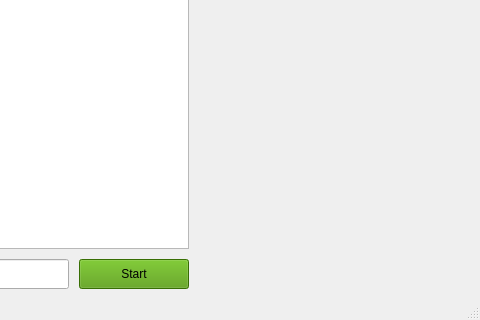
ajhalme/human-patterns, file humanpatterns.ui: the form before one commit; both pictures show x 601 to 1081 and y 280 to 600 of the 1081 by 600 pixel window.
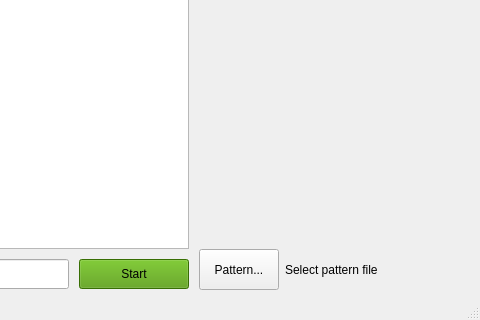
The form after the commit.

What changed in the file:
```diff
--- a/humanpatterns.ui
+++ b/humanpatterns.ui
@@ -139,6 +139,44 @@
      </layout>
     </widget>
    </widget>
+   <widget class="QWidget" name="">
+    <property name="geometry">
+     <rect>
+      <x>800</x>
+      <y>510</y>
+      <width>271</width>
+      <height>41</height>
+     </rect>
+    </property>
+    <layout class="QHBoxLayout" name="patternLayout">
+     <item>
+      <widget class="QPushButton" name="patternButton">
+       <property name="sizePolicy">
+        <sizepolicy hsizetype="Minimum" vsizetype="Expanding">
+         <horstretch>0</horstretch>
+         <verstretch>0</verstretch>
+        </sizepolicy>
+       </property>
+       <property name="text">
+        <string>Pattern...</string>
+       </property>
+      </widget>
+     </item>
+     <item>
+      <widget class="QLabel" name="patternLabel">
+       <property name="sizePolicy">
+        <sizepolicy hsizetype="Expanding" vsizetype="Preferred">
+         <horstretch>0</horstretch>
+         <verstretch>0</verstretch>
+        </sizepolicy>
+       </property>
+       <property name="text">
+        <string>Select pattern file</string>
+       </property>
+      </widget>
+     </item>
+    </layout>
+   </widget>
   </widget>
   <widget class="QMenuBar" name="menubar">
    <property name="geometry">
```
